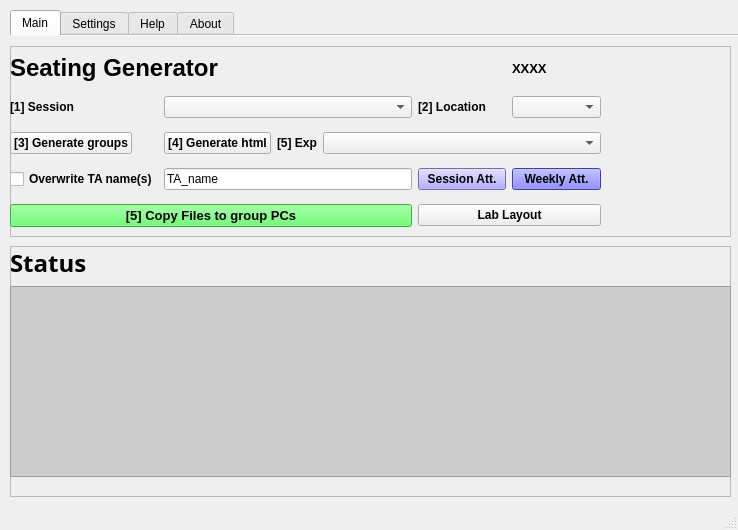
This is YorkULabSeating.ui in tdgskinner/yorku-phys-lab-seating as Qt 5 draws it before an edit. The edited form follows.
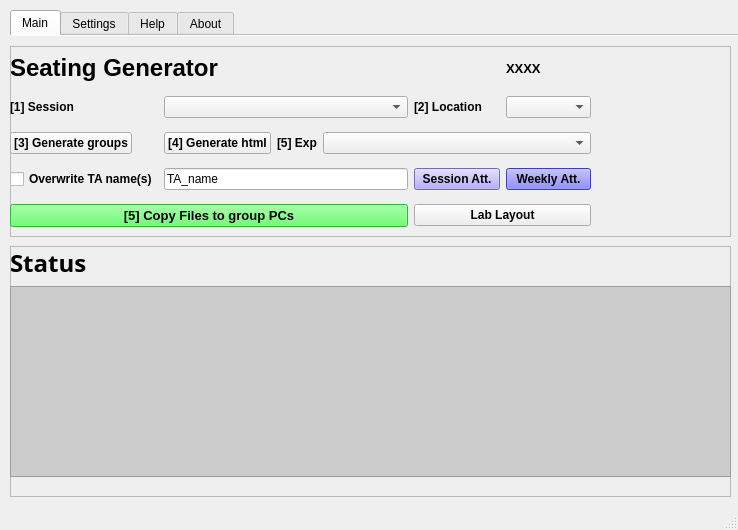
This is the edited form. The open tabs and pages were chosen to show the change. Icons and pictures are not drawn.

The edit to the form file:
```diff
--- a/YorkULabSeating.ui
+++ b/YorkULabSeating.ui
@@ -84,7 +84,7 @@
         <rect>
          <x>0</x>
          <y>0</y>
-         <width>591</width>
+         <width>581</width>
          <height>192</height>
         </rect>
        </property>
```
Left out of the diff: 2 changed lines with no effect on the pictures.
